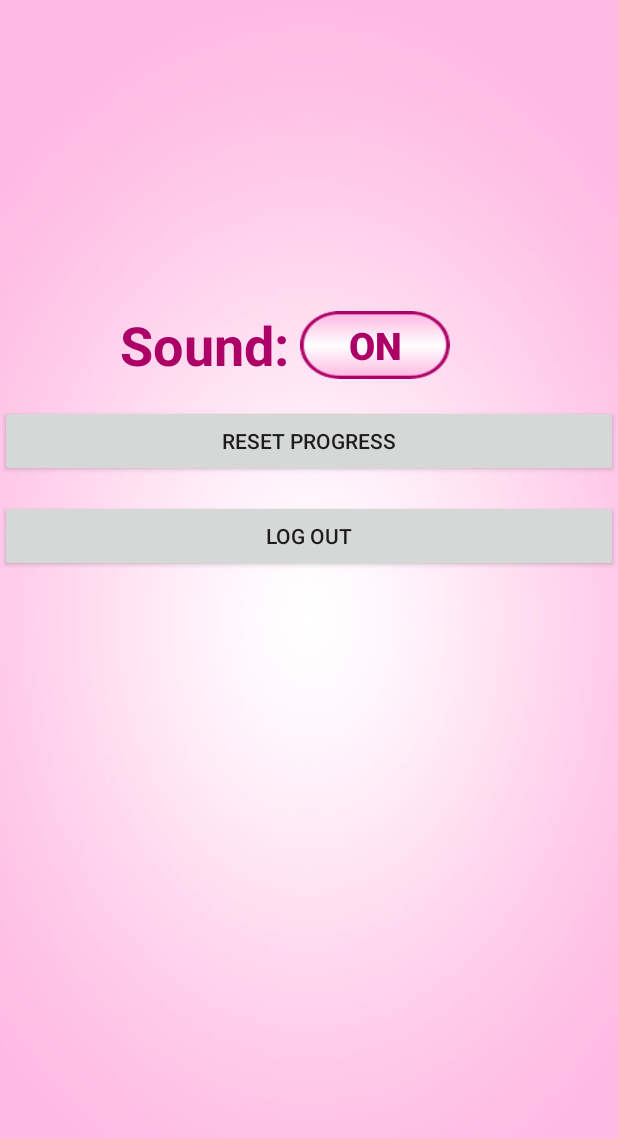
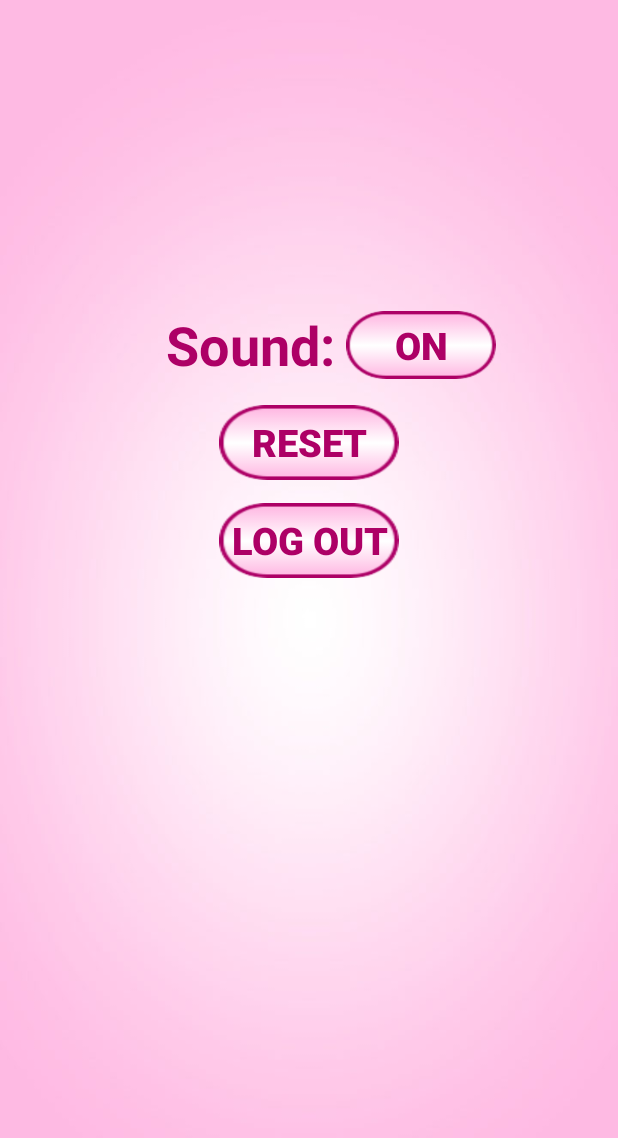
Before and after one commit to mbrya002/Context, an Android app: the SettingScreen screen opened directly, with no data from a screen before it, on a phone screen of 412 x 824 dp. Shown: the top 1138 px of the screen. Run offline under Robolectric (Android 15) with nearby library versions, the phone set to English and light mode, and no system bars; our stand-ins replace Firebase (no records; nobody signed in at launch, a user with empty details on screens opened directly); 1 statement that could not run was skipped.

Commit message:
updated pictures and made look better

```diff
--- a/app/src/main/res/layout/activity_setting_screen.xml
+++ b/app/src/main/res/layout/activity_setting_screen.xml
@@ -14,8 +14,9 @@ tools:context="apps.matts.contextlearning.SettingScreen">
         android:layout_height="200dp"/>
 
     <LinearLayout xmlns:android="http://schemas.android.com/apk/res/android"
-        android:layout_width="match_parent"
+        android:layout_width="350dp"
         android:layout_height="60dp"
+        android:layout_gravity="center"
         android:orientation="horizontal">
 
         <Space
@@ -54,10 +55,7 @@ tools:context="apps.matts.contextlearning.SettingScreen">
 
     <Button
         android:id="@+id/resetProgressbtn"
-        android:layout_width="match_parent"
-        android:layout_height="wrap_content"
-        android:text="Reset Progress"
-        android:onClick="resetClick"/>
+        android:onClick="resetClick"
         android:layout_width="120dp"
         android:layout_height="50dp"
         android:layout_gravity="center"
@@ -74,10 +72,8 @@ tools:context="apps.matts.contextlearning.SettingScreen">
 
     <Button
         android:id="@+id/logoffbtn"
-        android:layout_width="match_parent"
-        android:layout_height="wrap_content"
         android:text="Log Out"
-        android:onClick="logoutClick"/>
+        android:onClick="logoutClick"
         android:layout_width="120dp"
         android:layout_height="50dp"
         android:layout_gravity="center"
@@ -85,8 +81,7 @@ tools:context="apps.matts.contextlearning.SettingScreen">
         android:gravity="center"
         android:textColor="#ad0066"
         android:textStyle="bold"
-        android:textSize="25dp"
-        android:text="Log Out" />
+        android:textSize="25dp"/>
 
 
 
```
